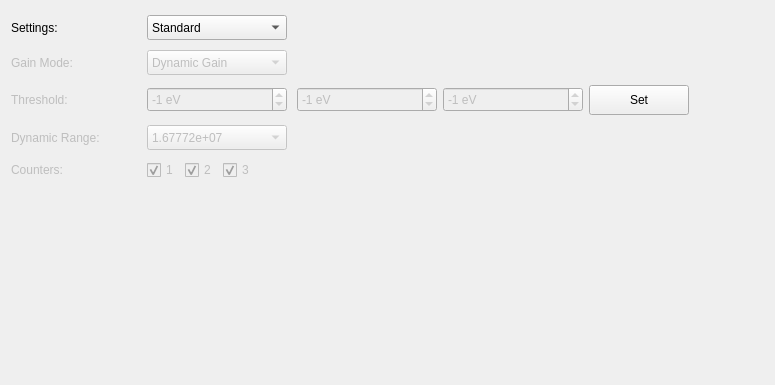
First picture: the form in slsDetectorGui/forms/form_tab_settings.ui, repository slsdetectorgroup/slsDetectorPackage, before the edit.
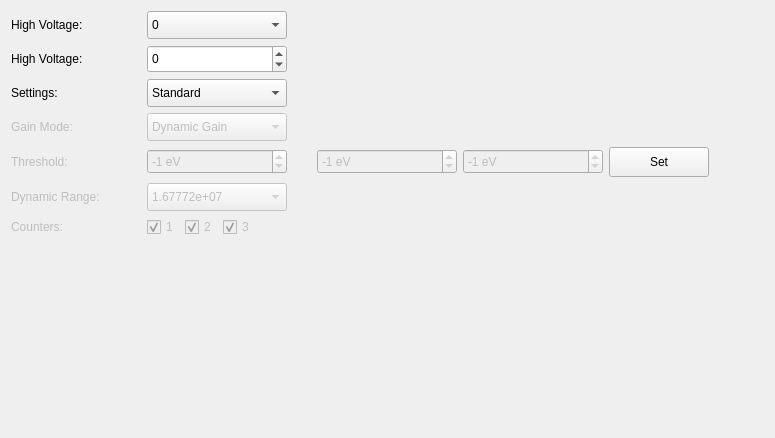
Second picture: the form after the edit. Icons and pictures are not drawn.

Commit message: gui hv moved to settings tab from developer tab, allowed also for eiger

```diff
--- a/slsDetectorGui/forms/form_tab_settings.ui
+++ b/slsDetectorGui/forms/form_tab_settings.ui
@@ -7,7 +7,7 @@
     <x>0</x>
     <y>0</y>
     <width>775</width>
-    <height>385</height>
+    <height>400</height>
    </rect>
   </property>
   <property name="sizePolicy">
@@ -32,7 +32,77 @@
    <string>Form</string>
   </property>
   <layout class="QGridLayout" name="gridLayout_2">
-   <item row="2" column="0">
+   <item row="0" column="2" colspan="5">
+    <widget class="QComboBox" name="comboHV">
+     <property name="sizePolicy">
+      <sizepolicy hsizetype="Expanding" vsizetype="Fixed">
+       <horstretch>0</horstretch>
+       <verstretch>0</verstretch>
+      </sizepolicy>
+     </property>
+     <property name="minimumSize">
+      <size>
+       <width>140</width>
+       <height>28</height>
+      </size>
+     </property>
+     <property name="toolTip">
+      <string>&lt;html&gt;&lt;head/&gt;&lt;body&gt;&lt;p&gt;High Voltage&lt;/p&gt;&lt;p&gt; #highvoltage#&lt;/p&gt;&lt;/body&gt;&lt;/html&gt;</string>
+     </property>
+     <item>
+      <property name="text">
+       <string>0</string>
+      </property>
+     </item>
+     <item>
+      <property name="text">
+       <string>90</string>
+      </property>
+     </item>
+     <item>
+      <property name="text">
+       <string>110</string>
+      </property>
+     </item>
+     <item>
+      <property name="text">
+       <string>120</string>
+      </property>
+     </item>
+     <item>
+      <property name="text">
+       <string>150</string>
+      </property>
+     </item>
+     <item>
+      <property name="text">
+       <string>180</string>
+      </property>
+     </item>
+     <item>
+      <property name="text">
+       <string>200</string>
+      </property>
+     </item>
+    </widget>
+   </item>
+   <item row="0" column="0">
+    <widget class="QLabel" name="lblComboHV">
+     <property name="sizePolicy">
+      <sizepolicy hsizetype="Fixed" vsizetype="Preferred">
+       <horstretch>0</horstretch>
+       <verstretch>0</verstretch>
+      </sizepolicy>
+     </property>
+     <property name="toolTip">
+      <string>&lt;html&gt;&lt;head/&gt;&lt;body&gt;&lt;p&gt;High Voltage&lt;/p&gt;&lt;p&gt; #highvoltage#&lt;/p&gt;&lt;/body&gt;&lt;/html&gt;</string>
+     </property>
+     <property name="text">
+      <string>High Voltage: </string>
+     </property>
+    </widget>
+   </item>
+   <item row="4" column="0">
     <widget class="QLabel" name="lblThreshold">
      <property name="enabled">
       <bool>false</bool>
@@ -54,7 +124,7 @@
      </property>
     </widget>
    </item>
-   <item row="4" column="4">
+   <item row="6" column="4">
     <widget class="QCheckBox" name="chkCounter3">
      <property name="enabled">
       <bool>false</bool>
@@ -73,7 +143,7 @@
      </property>
     </widget>
    </item>
-   <item row="2" column="14">
+   <item row="4" column="14">
     <spacer name="horizontalSpacer_2">
      <property name="orientation">
       <enum>Qt::Horizontal</enum>
@@ -89,7 +159,7 @@
      </property>
     </spacer>
    </item>
-   <item row="0" column="0">
+   <item row="2" column="0">
     <widget class="QLabel" name="lblSettings">
      <property name="enabled">
       <bool>true</bool>
@@ -111,7 +181,7 @@
      </property>
     </widget>
    </item>
-   <item row="4" column="2">
+   <item row="6" column="2">
     <widget class="QCheckBox" name="chkCounter1">
      <property name="enabled">
       <bool>false</bool>
@@ -130,7 +200,7 @@
      </property>
     </widget>
    </item>
-   <item row="0" column="2" colspan="9">
+   <item row="2" column="2" colspan="9">
     <widget class="QComboBox" name="comboSettings">
      <property name="enabled">
       <bool>true</bool>
@@ -144,7 +214,7 @@
      <property name="minimumSize">
       <size>
        <width>140</width>
-       <height>25</height>
+       <height>28</height>
       </size>
      </property>
      <property name="maximumSize">
@@ -269,7 +339,7 @@
      </item>
     </widget>
    </item>
-   <item row="2" column="11">
+   <item row="4" column="11">
     <widget class="QSpinBox" name="spinThreshold2">
      <property name="enabled">
       <bool>false</bool>
@@ -306,7 +376,7 @@
      </property>
     </widget>
    </item>
-   <item row="2" column="13">
+   <item row="4" column="13">
     <widget class="QPushButton" name="btnSetThreshold">
      <property name="enabled">
       <bool>true</bool>
@@ -381,7 +451,7 @@
      </property>
     </widget>
    </item>
-   <item row="0" column="1">
+   <item row="2" column="1">
     <spacer name="horizontalSpacer">
      <property name="orientation">
       <enum>Qt::Horizontal</enum>
@@ -397,7 +467,7 @@
      </property>
     </spacer>
    </item>
-   <item row="2" column="12">
+   <item row="4" column="12">
     <widget class="QSpinBox" name="spinThreshold3">
      <property name="enabled">
       <bool>false</bool>
@@ -434,7 +504,23 @@
      </property>
     </widget>
    </item>
-   <item row="2" column="2" colspan="9">
+   <item row="7" column="2">
+    <spacer name="verticalSpacer">
+     <property name="orientation">
+      <enum>Qt::Vertical</enum>
+     </property>
+     <property name="sizeType">
+      <enum>QSizePolicy::Fixed</enum>
+     </property>
+     <property name="sizeHint" stdset="0">
+      <size>
+       <width>20</width>
+       <height>190</height>
+      </size>
+     </property>
+    </spacer>
+   </item>
+   <item row="4" column="2" colspan="9">
     <widget class="QSpinBox" name="spinThreshold">
      <property name="enabled">
       <bool>false</bool>
@@ -471,7 +557,7 @@
      </property>
     </widget>
    </item>
-   <item row="4" column="0">
+   <item row="6" column="0">
     <widget class="QLabel" name="lblCounter">
      <property name="enabled">
       <bool>false</bool>
@@ -493,7 +579,7 @@
      </property>
     </widget>
    </item>
-   <item row="3" column="0">
+   <item row="5" column="0">
     <widget class="QLabel" name="lblDynamicRange">
      <property name="enabled">
       <bool>false</bool>
@@ -515,23 +601,7 @@
      </property>
     </widget>
    </item>
-   <item row="5" column="2">
-    <spacer name="verticalSpacer">
-     <property name="orientation">
-      <enum>Qt::Vertical</enum>
-     </property>
-     <property name="sizeType">
-      <enum>QSizePolicy::Fixed</enum>
-     </property>
-     <property name="sizeHint" stdset="0">
-      <size>
-       <width>20</width>
-       <height>190</height>
-      </size>
-     </property>
-    </spacer>
-   </item>
-   <item row="1" column="0">
+   <item row="3" column="0">
     <widget class="QLabel" name="lblGainMode">
      <property name="enabled">
       <bool>false</bool>
@@ -553,7 +623,7 @@
      </property>
     </widget>
    </item>
-   <item row="3" column="2" colspan="9">
+   <item row="5" column="2" colspan="9">
     <widget class="QComboBox" name="comboDynamicRange">
      <property name="enabled">
       <bool>false</bool>
@@ -561,7 +631,7 @@
      <property name="minimumSize">
       <size>
        <width>140</width>
-       <height>25</height>
+       <height>28</height>
       </size>
      </property>
      <property name="maximumSize">
@@ -597,7 +667,7 @@
      </item>
     </widget>
    </item>
-   <item row="4" column="3">
+   <item row="6" column="3">
     <widget class="QCheckBox" name="chkCounter2">
      <property name="enabled">
       <bool>false</bool>
@@ -616,7 +686,7 @@
      </property>
     </widget>
    </item>
-   <item row="1" column="2" colspan="9">
+   <item row="3" column="2" colspan="9">
     <widget class="QComboBox" name="comboGainMode">
      <property name="enabled">
       <bool>false</bool>
@@ -630,7 +700,7 @@
      <property name="minimumSize">
       <size>
        <width>140</width>
-       <height>25</height>
+       <height>28</height>
       </size>
      </property>
      <property name="maximumSize">
@@ -674,6 +744,50 @@
      </item>
     </widget>
    </item>
+   <item row="1" column="0">
+    <widget class="QLabel" name="lblSpinHV">
+     <property name="sizePolicy">
+      <sizepolicy hsizetype="Fixed" vsizetype="Preferred">
+       <horstretch>0</horstretch>
+       <verstretch>0</verstretch>
+      </sizepolicy>
+     </property>
+     <property name="toolTip">
+      <string>&lt;html&gt;&lt;head/&gt;&lt;body&gt;&lt;p&gt;High Voltage. Range: 60 - 200V. Swich off high voltage by setting to 0.&lt;/p&gt;&lt;p&gt;-1 corresponds to different values from detectors.&lt;/p&gt;&lt;p&gt;#highvoltage#&lt;/p&gt;&lt;/body&gt;&lt;/html&gt;</string>
+     </property>
+     <property name="text">
+      <string>High Voltage: </string>
+     </property>
+    </widget>
+   </item>
+   <item row="1" column="2" colspan="5">
+    <widget class="QSpinBox" name="spinHV">
+     <property name="sizePolicy">
+      <sizepolicy hsizetype="Expanding" vsizetype="Fixed">
+       <horstretch>0</horstretch>
+       <verstretch>0</verstretch>
+      </sizepolicy>
+     </property>
+     <property name="minimumSize">
+      <size>
+       <width>140</width>
+       <height>28</height>
+      </size>
+     </property>
+     <property name="toolTip">
+      <string>&lt;html&gt;&lt;head/&gt;&lt;body&gt;&lt;p&gt;High Voltage. Range: 60 - 200V. Swich off high voltage by setting to 0.&lt;/p&gt;&lt;p&gt;-1 corresponds to different values from detectors.&lt;/p&gt;&lt;p&gt;#highvoltage#&lt;/p&gt;&lt;/body&gt;&lt;/html&gt;</string>
+     </property>
+     <property name="keyboardTracking">
+      <bool>false</bool>
+     </property>
+     <property name="minimum">
+      <number>-1</number>
+     </property>
+     <property name="maximum">
+      <number>200</number>
+     </property>
+    </widget>
+   </item>
   </layout>
  </widget>
  <tabstops>
```
The commit also changes 5 other files.
